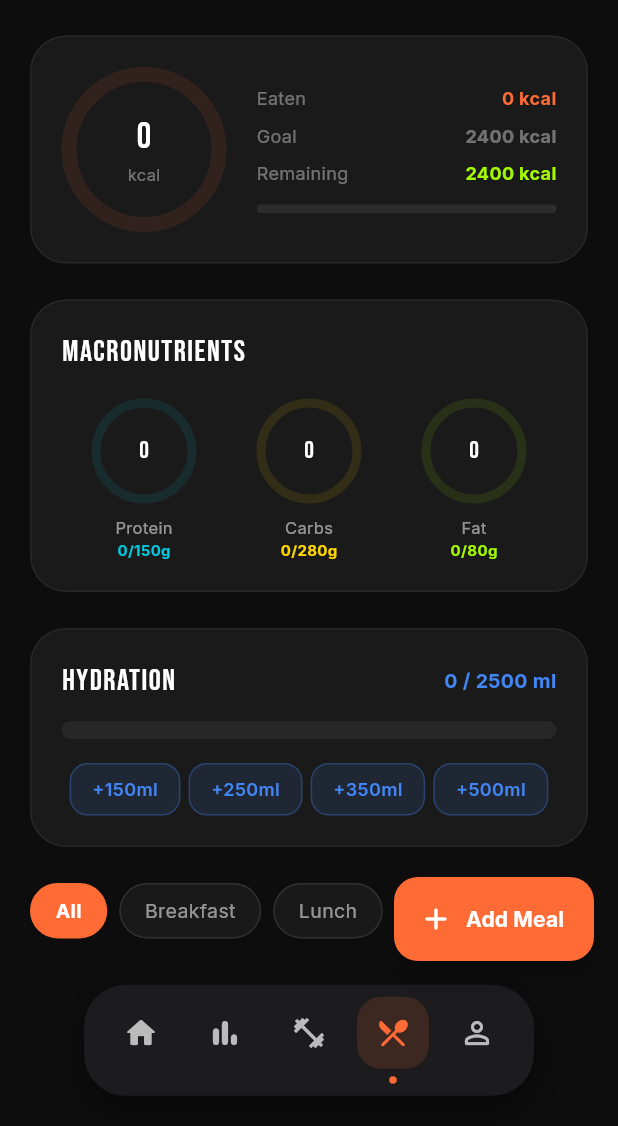
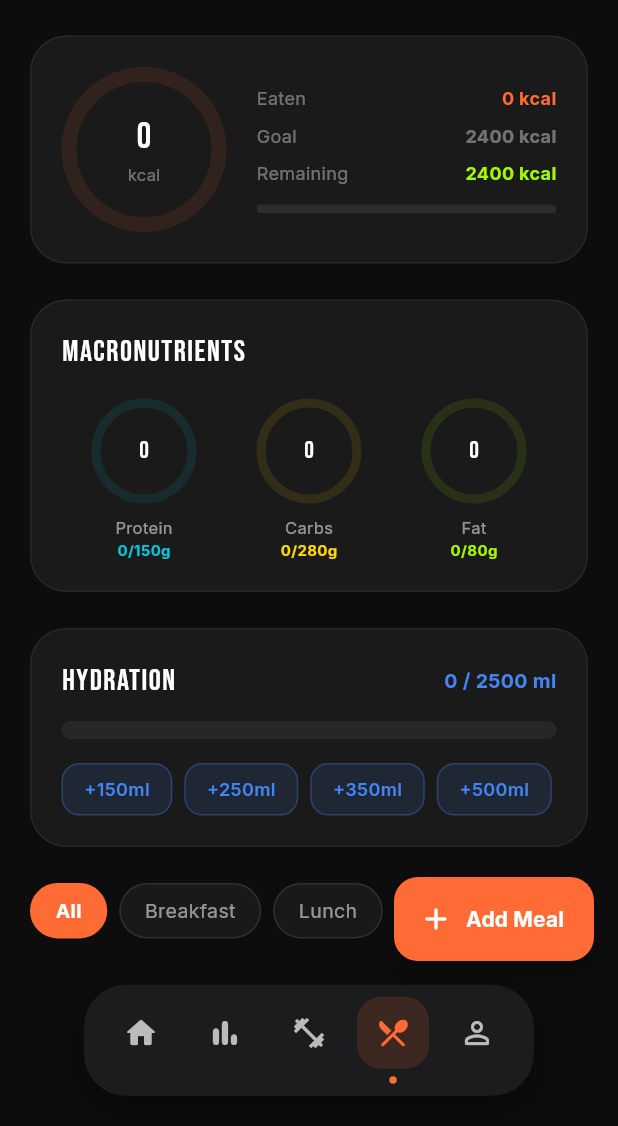
Before and after one commit to H311sing/diplomka-main, a Flutter app: the NutritionScreen screen opened by its route, on a phone screen of 412 x 824 dp, the part 110-1236 px from its top. Run offline on Flutter 3.47's test engine with Material 3 defaults, Android fonts, the phone set to English and light mode, and no system bars; drawn by our look-alikes of flutter_animate; our stand-ins replace camera, flutter_local_notifications, flutter_timezone, go_router, google_fonts, google_sign_in and 5 more; missing offline and left inert: google_mlkit_pose_detection; accounts and stored records are empty; network calls fail.

Commit message:
Fix overflow warnings on Home / Nutrition / Stats
- home_screen: wrap activity-ring legend right text in
  Flexible + FittedBox so 4-digit values like "2450/2500 ML"
  shrink to fit instead of overflowing the row.
- nutrition_screen: water quick-add buttons now use Wrap
  (was Row) — wraps cleanly on narrow phones.
- stats_screen: overview cards childAspectRatio 1.5 -> 1.3
  and body metrics 2.0 -> 1.85 — gives cards enough vertical
  room so labels and values stop clipping the bottom edge.

Co-Authored-By: Claude Opus 4.7 <noreply@anthropic.com>

```diff
--- a/lib/screens/nutrition_screen.dart
+++ b/lib/screens/nutrition_screen.dart
@@ -435,8 +435,10 @@ class _NutritionScreenState extends State<NutritionScreen>
             ),
           ),
           const SizedBox(height: 16),
-          Row(
-            mainAxisAlignment: MainAxisAlignment.spaceEvenly,
+          Wrap(
+            spacing: 8,
+            runSpacing: 8,
+            alignment: WrapAlignment.spaceBetween,
             children: [150, 250, 350, 500].map((ml) {
               return GestureDetector(
                 onTap: () => _addWater(ml),
--- a/lib/screens/stats_screen.dart
+++ b/lib/screens/stats_screen.dart
@@ -801,7 +801,7 @@ class _StatsScreenState extends State<StatsScreen>
       physics: const NeverScrollableScrollPhysics(),
       crossAxisSpacing: 12,
       mainAxisSpacing: 12,
-      childAspectRatio: 1.5,
+      childAspectRatio: 1.3,
       children: cards.asMap().entries.map((e) {
         final card = e.value;
         final color = card['color'] as Color;
@@ -1133,7 +1133,7 @@ class _StatsScreenState extends State<StatsScreen>
             physics: const NeverScrollableScrollPhysics(),
             crossAxisSpacing: 12,
             mainAxisSpacing: 12,
-            childAspectRatio: 2.0,
+            childAspectRatio: 1.85,
             children: metrics.map((m) {
               final isUp = m['up'] as bool;
               return Container(
```
Also changed, not shown: lib/screens/home_screen.dart (+7 -1 lines).
